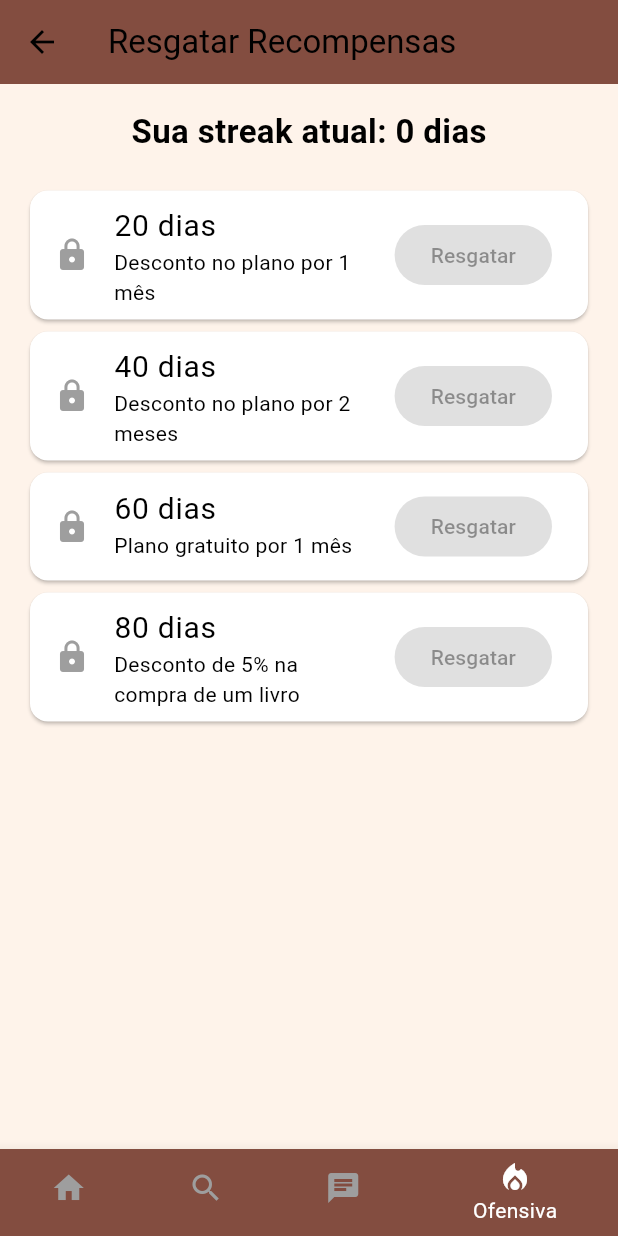
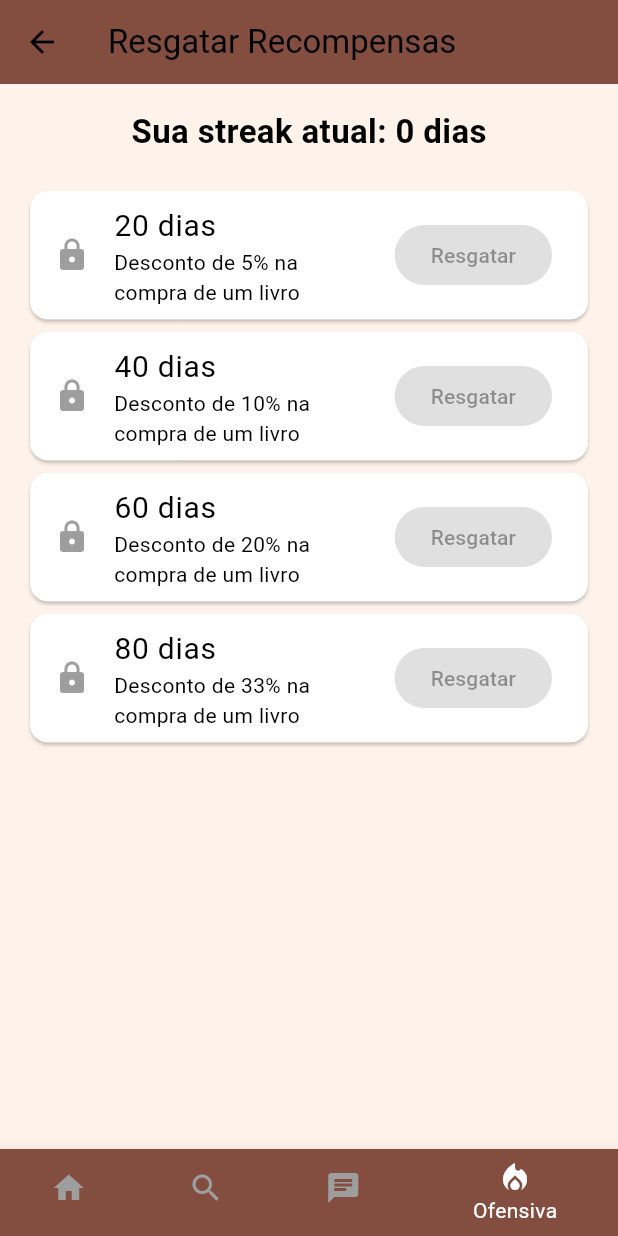
Before and after one commit to pedrokGs/ProjetoSenai, a Flutter app: the RecompensasPage screen opened directly, on a phone screen of 412 x 824 dp. Run offline on Flutter 3.47's test engine with Material 3 defaults, Android fonts, the phone set to English and light mode, and no system bars; our stand-ins replace audioplayers, cached_network_image, carousel_slider, cloud_firestore, firebase_auth, firebase_core and 2 more; accounts and stored records are empty.

Commit message:
"Atualização final"

```diff
--- a/lib/Paginas/ofensiva_reward_page.dart
+++ b/lib/Paginas/ofensiva_reward_page.dart
@@ -15,10 +15,10 @@ class _RecompensasPageState extends State<RecompensasPage> {
   final _userService = UserService();
   int streakDias = 0;
   final List<Recompensa> recompensas = [
-    Recompensa(diasNecessarios: 20, descricao: 'Desconto no plano por 1 mês'),
-    Recompensa(diasNecessarios: 40, descricao: 'Desconto no plano por 2 meses'),
-    Recompensa(diasNecessarios: 60, descricao: 'Plano gratuito por 1 mês'),
-    Recompensa(diasNecessarios: 80, descricao: 'Desconto de 5% na compra de um livro'),
+    Recompensa(diasNecessarios: 20, descricao: 'Desconto de 5% na compra de um livro'),
+    Recompensa(diasNecessarios: 40, descricao: 'Desconto de 10% na compra de um livro'),
+    Recompensa(diasNecessarios: 60, descricao: 'Desconto de 20% na compra de um livro'),
+    Recompensa(diasNecessarios: 80, descricao: 'Desconto de 33% na compra de um livro'),
   ];
 
   final Set<int> recompensasResgatadas = {};
```
